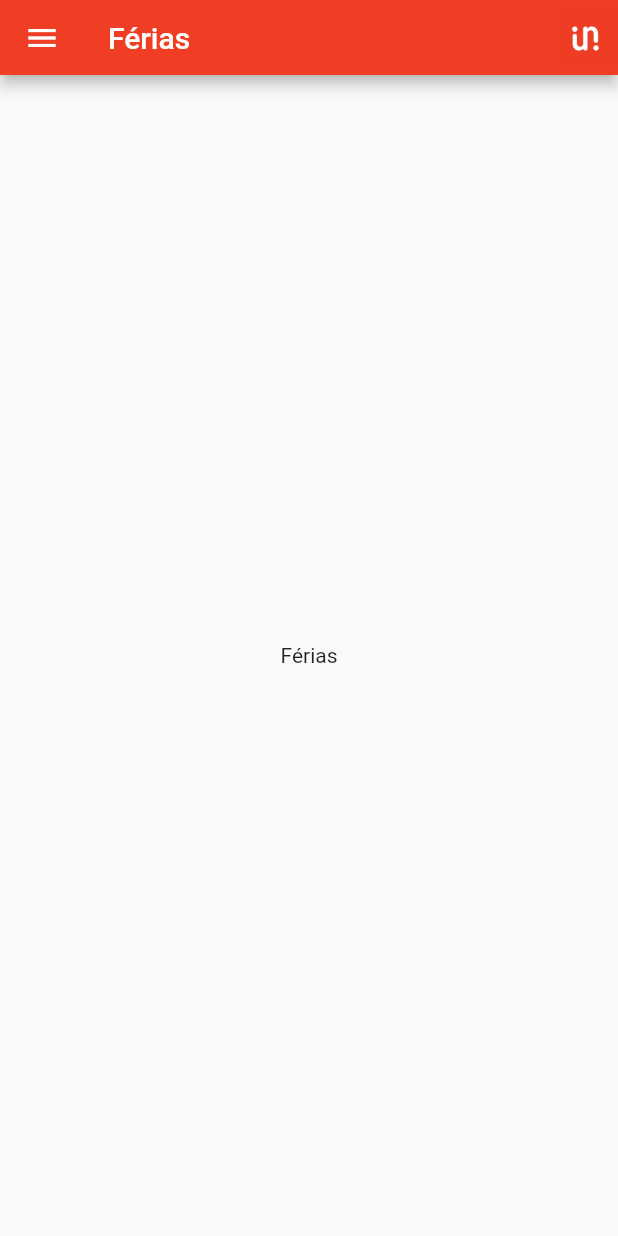
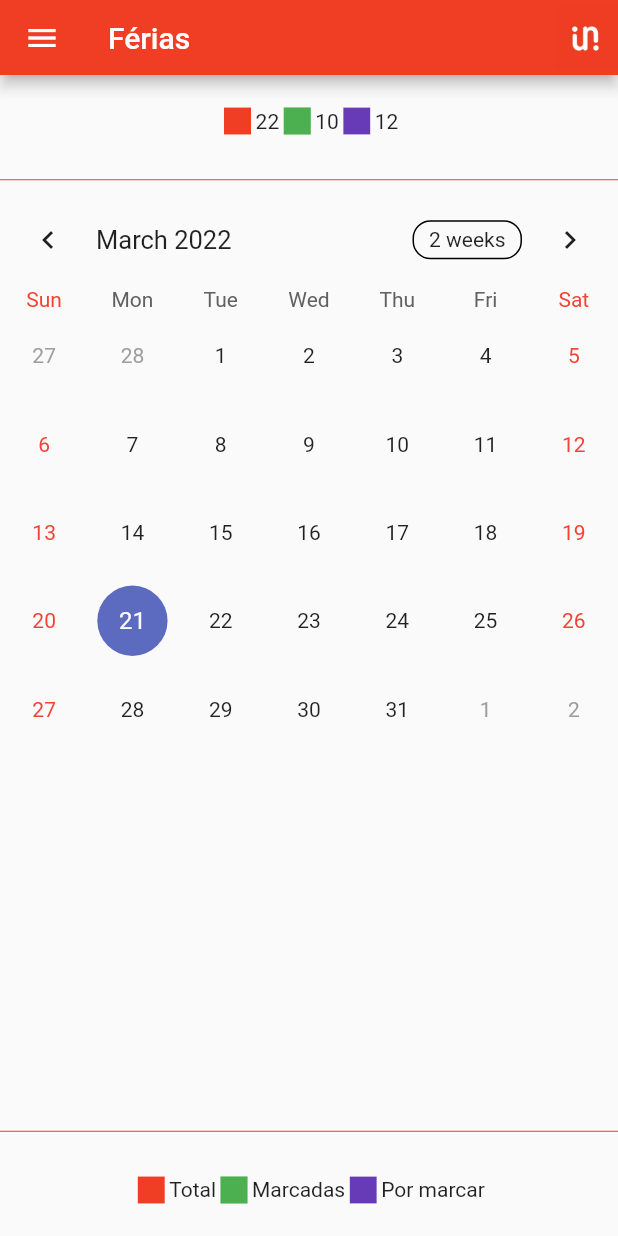
Before and after one commit to DEISI-ULHT-TFC-2021-22/empresa251-Aplica-o-mobile-central-de-apps-existentes, a Flutter app: the VacationsScreen screen opened by its route, on a phone screen of 412 x 824 dp. Run offline on Flutter 3.47's test engine with Material 2 defaults, Android fonts, the phone set to English and light mode, and no system bars; drawn by our look-alikes of table_calendar; our stand-ins replace splashscreen.

Commit message:
added the vacations screen

```diff
--- a/lib/config/palette.dart
+++ b/lib/config/palette.dart
@@ -1,6 +1,6 @@
 import 'package:flutter/material.dart';
 class Palette {
-  static const MaterialColor integerOrange = MaterialColor(
+  static const MaterialColor orange = MaterialColor(
     0xffef3e23, // 0% comes in here, this will be color picked if no shade is selected when defining a Color property which doesn’t require a swatch.
     <int, Color>{
       50: const Color(0xffce5641 ),//10%
--- a/lib/main.dart
+++ b/lib/main.dart
@@ -15,7 +15,7 @@ class MyApp extends StatelessWidget {
     return MaterialApp(
       title: 'Integer',
       theme: ThemeData(
-        primarySwatch: Palette.integerOrange,
+        primarySwatch: Palette.orange,
       ),
       initialRoute: 'login',
       routes: {
--- a/lib/screens/login_screen.dart
+++ b/lib/screens/login_screen.dart
@@ -20,7 +20,7 @@ class _LoginScreenState extends State<LoginScreen> {
           gradient: LinearGradient(
               begin: Alignment.topRight,
               end: Alignment.bottomLeft,
-              colors: [Palette.integerOrange, Palette.integerOrange]),
+              colors: [Palette.orange, Palette.orange]),
         ),
         child: ListView(
           children: <Widget>[
--- a/lib/screens/vacations_screen.dart
+++ b/lib/screens/vacations_screen.dart
@@ -1,6 +1,10 @@
 import 'package:flutter/material.dart';
+import 'package:integer/config/palette.dart';
 import 'package:integer/widgets/drawer.dart';
 import 'package:integer/widgets/app_bar.dart';
+import 'package:integer/widgets/vacation_count.dart';
+import 'package:integer/widgets/vacation_label.dart';
+import 'package:integer/widgets/calendar.dart';
 
 class VacationsScreen extends StatelessWidget {
   final String title;
@@ -11,8 +15,45 @@ class VacationsScreen extends StatelessWidget {
     return Scaffold(
       drawer: const NavDrawer(),
       appBar: TopAppBar(title: title, titleColor: Colors.white),
-      body: const Center(
-        child: Text('Férias'),
+      body: Container(
+        child: Column(
+          children: <Widget>[
+            Expanded(
+              flex: 1,
+              child: Row(
+                mainAxisAlignment: MainAxisAlignment.spaceEvenly,
+                children: [
+                  Column(
+                    mainAxisAlignment: MainAxisAlignment.spaceEvenly,
+                    children: const [
+                      VacationCount(),
+                    ],
+                  ),
+                ]
+              ),
+            ),
+            const Divider(color: Palette.orange),
+            Expanded(
+              flex: 10,
+              child: Calendar(),
+            ),
+            const Divider(color: Palette.orange),
+            Expanded(
+              flex: 1,
+              child: Row(
+                  mainAxisAlignment: MainAxisAlignment.spaceEvenly,
+                  children: [
+                    Column(
+                      mainAxisAlignment: MainAxisAlignment.spaceEvenly,
+                      children: const [
+                        VacationLabel(),
+                      ],
+                    ),
+                  ]
+              ),
+            ),
+          ],
+        ),
       ),
     );
   }
--- /dev/null
+++ b/lib/widgets/calendar.dart
@@ -0,0 +1,32 @@
+import 'package:flutter/material.dart';
+import 'package:table_calendar/table_calendar.dart';
+
+class Calendar extends StatefulWidget {
+  @override
+  _CalendarState createState() => _CalendarState();
+}
+
+class _CalendarState extends State<Calendar> {
+  late CalendarController _calendarController;
+
+  @override
+  void initState() {
+    // TODO: implement initState
+    super.initState();
+    _calendarController = CalendarController();
+  }
+
+  @override
+  void dispose() {
+    // TODO: implement dispose
+    _calendarController.dispose();
+    super.dispose();
+  }
+
+  @override
+  Widget build(BuildContext context) {
+    return Container(
+      child: TableCalendar( calendarController: _calendarController, )
+    );
+  }
+}
--- a/lib/widgets/drawer.dart
+++ b/lib/widgets/drawer.dart
@@ -10,7 +10,7 @@ class NavDrawer extends StatelessWidget {
   Widget build(BuildContext context) {
     return Drawer(
       child: Material(
-        color: Palette.integerOrange,
+        color: Palette.orange,
         child: ListView(
           // Remove padding
           padding: EdgeInsets.zero,
--- a/lib/widgets/drawer_header.dart
+++ b/lib/widgets/drawer_header.dart
@@ -26,7 +26,7 @@ class DrawerHeadProfile extends StatelessWidget {
         ),
       ),
       decoration: const BoxDecoration(
-        color: Palette.integerOrange,
+        color: Palette.orange,
       ),
     );
   }
--- a/lib/widgets/list_news_card.dart
+++ b/lib/widgets/list_news_card.dart
@@ -19,7 +19,7 @@ class PostCard extends StatelessWidget {
             child: Column(
               children: <Widget>[
                 _Post(),
-                Divider(color: Palette.integerOrange),
+                Divider(color: Palette.orange),
                 _PostDetails(),
               ],
             ),
@@ -152,7 +152,7 @@ class _PostTimeStamp extends StatelessWidget {
       child: Text(
         DemoValues.postTime,
         style: TextStyle(
-          color: Palette.integerOrange,
+          color: Palette.orange,
         ),
       ),
     );
--- a/lib/widgets/login/button.dart
+++ b/lib/widgets/login/button.dart
@@ -29,14 +29,14 @@ class _ButtonLoginState extends State<ButtonLogin> {
               Text(
                 'OK',
                 style: TextStyle(
-                  color: Palette.integerOrange,
+                  color: Palette.orange,
                   fontSize: 14,
                   fontWeight: FontWeight.w700,
                 ),
               ),
               Icon(
                 Icons.arrow_forward,
-                color: Palette.integerOrange,
+                color: Palette.orange,
               ),
             ],
           ),
--- a/lib/widgets/login/vertical_text.dart
+++ b/lib/widgets/login/vertical_text.dart
@@ -13,7 +13,7 @@ class _VerticalTextState extends State<VerticalText> {
       child: RotatedBox(
         quarterTurns: -1,
         child: Text(
-          'Sing in',
+          'Sign in',
           style: TextStyle(
             color: Colors.white,
             fontSize: 38,
--- a/lib/widgets/news_card.dart
+++ b/lib/widgets/news_card.dart
@@ -17,7 +17,7 @@ class NewsCard extends StatelessWidget {
             Expanded(
               flex: 3,
               child: Row(
-                  mainAxisAlignment: MainAxisAlignment.start,
+                  mainAxisAlignment: MainAxisAlignment.spaceEvenly,
                   children: [
                     Column(
                       mainAxisAlignment: MainAxisAlignment.spaceEvenly,
@@ -42,7 +42,7 @@ class NewsCard extends StatelessWidget {
                 ],
               ),
             ),
-            const Divider(color: Palette.integerOrange),
+            const Divider(color: Palette.orange),
             Expanded(
               flex: 1,
               child: Row(
@@ -75,8 +75,12 @@ class _NewsDescription extends StatelessWidget {
 
   @override
   Widget build(BuildContext context) {
-    return Text(
+    return const Text(
       DemoValues.postTitle,
+      style: TextStyle(
+        fontSize: 20,
+        fontWeight: FontWeight.bold,
+      ),
     );
   }
 }
@@ -158,7 +162,7 @@ class _PostTimeStamp extends StatelessWidget {
     return const Text(
       DemoValues.postTime,
       style: TextStyle(
-        color: Palette.integerOrange,
+        color: Palette.orange,
       ),
     );
   }
--- a/lib/widgets/splash_screen.dart
+++ b/lib/widgets/splash_screen.dart
@@ -9,7 +9,7 @@ class SplashScreenWidget extends StatelessWidget {
     return SplashScreen(
       seconds: 5,
       navigateAfterSeconds: const NewsScreen(title: 'Noticias'),
-      backgroundColor: Palette.integerOrange,
+      backgroundColor: Palette.orange,
       title: const Text(
         'Integer Consulting',
         textScaleFactor: 2,
--- /dev/null
+++ b/lib/widgets/vacation_count.dart
@@ -0,0 +1,44 @@
+import 'package:flutter/material.dart';
+import 'package:integer/config/palette.dart';
+import 'package:integer/helper/demo_values.dart';
+
+class VacationCount extends StatelessWidget {
+  const VacationCount({Key? key}) : super(key: key);
+
+  @override
+  Widget build(BuildContext context) {
+    return Container(
+      child: Row(
+        mainAxisAlignment: MainAxisAlignment.spaceEvenly,
+        children: <Widget>[
+          _VacationsDaysLabel(label: '22', color: Palette.orange),
+          _VacationsDaysLabel(label: '10', color: Colors.green),
+          _VacationsDaysLabel(label: '12', color: Colors.deepPurple),
+        ]
+      ),
+    );
+  }
+}
+
+class _VacationsDaysLabel extends StatelessWidget {
+  final String label;
+  final Color color;
+  const _VacationsDaysLabel({Key? key, required this.label, required this.color}) : super(key: key);
+
+  @override
+  Widget build(BuildContext context) {
+    return Container(
+      child: Row(
+          children: <Widget>[
+            Icon(
+              Icons.square,
+              color: color,
+            ),
+            Text(
+              label,
+            ),
+          ]
+      ),
+    );
+  }
+}
--- /dev/null
+++ b/lib/widgets/vacation_label.dart
@@ -0,0 +1,43 @@
+import 'package:flutter/material.dart';
+import 'package:integer/config/palette.dart';
+
+class VacationLabel extends StatelessWidget {
+  const VacationLabel({Key? key}) : super(key: key);
+
+  @override
+  Widget build(BuildContext context) {
+    return Container(
+      child: Row(
+          mainAxisAlignment: MainAxisAlignment.spaceEvenly,
+          children: <Widget>[
+            _VacationsDaysLabel(label: 'Total', color: Palette.orange),
+            _VacationsDaysLabel(label: 'Marcadas', color: Colors.green),
+            _VacationsDaysLabel(label: 'Por marcar', color: Colors.deepPurple),
+          ]
+      ),
+    );
+  }
+}
+
+class _VacationsDaysLabel extends StatelessWidget {
+  final String label;
+  final Color color;
+  const _VacationsDaysLabel({Key? key, required this.label, required this.color}) : super(key: key);
+
+  @override
+  Widget build(BuildContext context) {
+    return Container(
+      child: Row(
+          children: <Widget>[
+            Icon(
+              Icons.square,
+              color: color,
+            ),
+            Text(
+              label,
+            ),
+          ]
+      ),
+    );
+  }
+}
--- a/pubspec.yaml
+++ b/pubspec.yaml
@@ -30,6 +30,7 @@ dependencies:
   flutter:
     sdk: flutter
   splashscreen: ^1.3.5
+  table_calendar: ^2.2.3
 
 
   # The following adds the Cupertino Icons font to your application.
@@ -48,6 +49,8 @@ dev_dependencies:
   # rules and activating additional ones.
   flutter_lints: ^1.0.0
 
+  # optionally, as transparency is not allowed on app store
+  # remove_alpha_ios: true
 # For information on the generic Dart part of this file, see the
 # following page: https://dart.dev/tools/pub/pubspec
 
```
Also changed, not shown: pubspec.lock.
